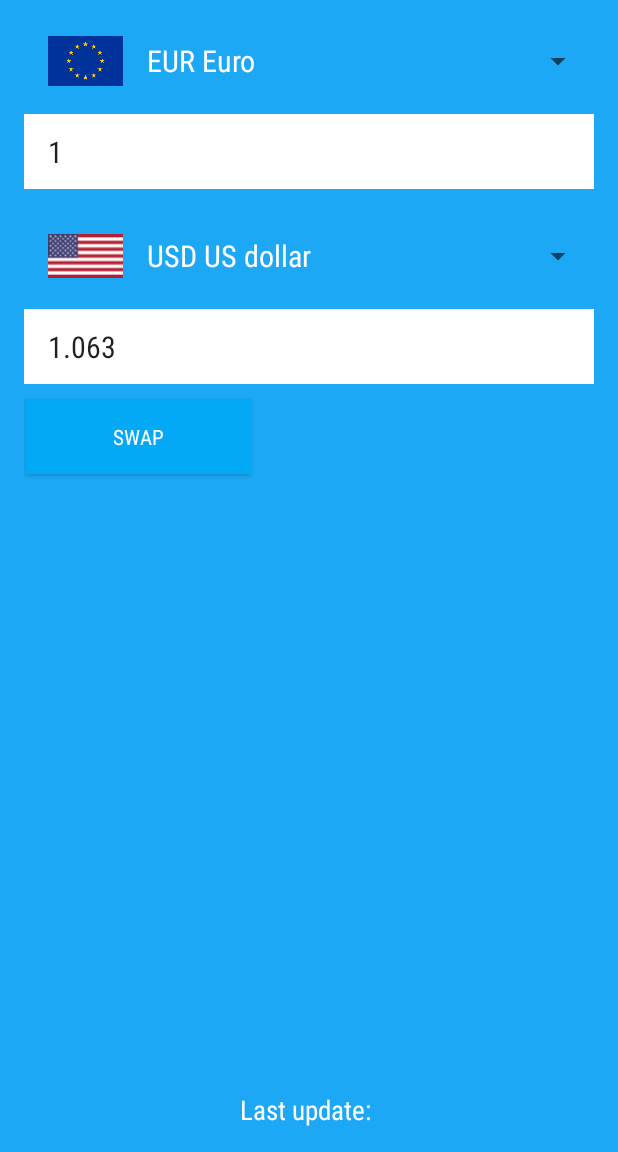
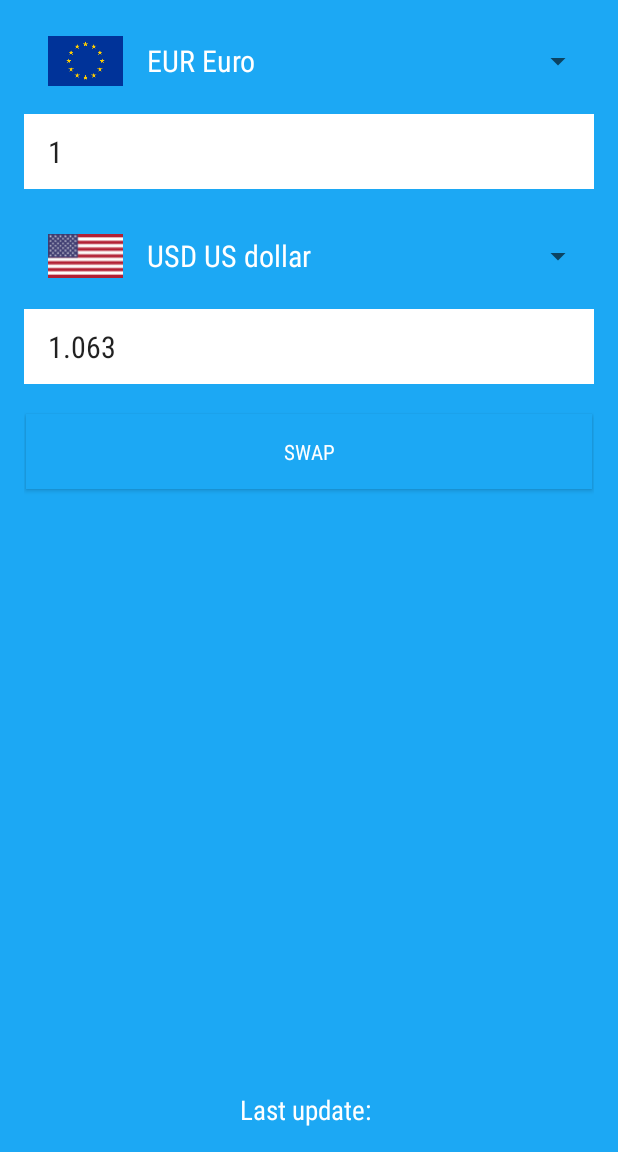
Before and after one commit to KaloyanBogoslovov/SimpleCurrencyConvertor, an Android app: the screen it shows after launch (MainActivity), on a phone screen of 412 x 824 dp, the part 84-1236 px from its top. Run offline under Robolectric (Android 15) with nearby library versions, the phone set to English and light mode, and no system bars.

Commit message:
minor updates

```diff
--- a/app/src/main/java/com/bogoslovov/kaloyan/simplecurrencyconvertor/Calculations.java
+++ b/app/src/main/java/com/bogoslovov/kaloyan/simplecurrencyconvertor/Calculations.java
@@ -9,8 +9,6 @@ import java.math.BigDecimal;
 import java.math.RoundingMode;
 
 public class Calculations {
-    public static String bottomSpinner="";
-    public static String topSpinner="";
     Activity activity;
     public Calculations(Activity activity){
         this.activity = activity;
--- /dev/null
+++ b/app/src/main/java/com/bogoslovov/kaloyan/simplecurrencyconvertor/Constants.java
@@ -0,0 +1,23 @@
+package com.bogoslovov.kaloyan.simplecurrencyconvertor;
+
+/**
+ * Created by Kaloyan on 17.1.2017 г..
+ */
+
+public class Constants {
+    public final String [] currencies={"EUR Euro", "USD US dollar", "JPY Japanese yen", "BGN Bulgarian lev", "CZK Czech koruna",
+            "DKK Danish krone", "GBP Pound sterling", "HUF Hungarian forint", "PLN Polish zloty", "RON Romanian leu",
+            "SEK Swedish krona", "CHF Swiss franc", "NOK Norwegian krone", "HRK Croatian kuna", "RUB Russian rouble",
+            "TRY Turkish lira", "AUD Australian dollar", "BRL Brazilian real", "CAD Canadian dollar", "CNY Chinese yuan",
+            "HKD Hong Kong dollar", "IDR Indonesian rupiah", "ILS Israeli shekel", "INR Indian rupee", "KRW South Korean won",
+            "MXN Mexican peso", "MYR Malaysian ringgit","NZD New Zealand dollar", "PHP Philippine peso",
+            "SGD Singapore dollar", "THB Thai baht", "ZAR South African rand"};
+    public final Integer [] images = {R.drawable.eur,R.drawable.usa,R.drawable.jpy,R.drawable.bgn,R.drawable.czk,
+            R.drawable.dkk,R.drawable.gbp,R.drawable.huf,R.drawable.pln,R.drawable.ron,
+            R.drawable.sek,R.drawable.chf,R.drawable.nok,R.drawable.hrk,R.drawable.rub,
+            R.drawable.tryy,R.drawable.aud,R.drawable.brl,R.drawable.cad,R.drawable.cny,
+            R.drawable.hkd,R.drawable.idr,R.drawable.ils,R.drawable.inr,R.drawable.krw,
+            R.drawable.mxn,R.drawable.myr,R.drawable.nzd,R.drawable.php,
+            R.drawable.sgd,R.drawable.thb,R.drawable.zar};
+
+}
--- a/app/src/main/java/com/bogoslovov/kaloyan/simplecurrencyconvertor/MainActivity.java
+++ b/app/src/main/java/com/bogoslovov/kaloyan/simplecurrencyconvertor/MainActivity.java
@@ -21,12 +21,14 @@ import android.widget.TextView;
 
 import com.bogoslovov.kaloyan.simplecurrencyconvertor.data.ECBData;
 
-import static com.bogoslovov.kaloyan.simplecurrencyconvertor.Calculations.bottomSpinner;
-import static com.bogoslovov.kaloyan.simplecurrencyconvertor.Calculations.topSpinner;
 import static com.bogoslovov.kaloyan.simplecurrencyconvertor.data.ECBData.sharedPreferences;
 
 public class MainActivity extends AppCompatActivity {
 
+    public static String bottomSpinnerValue ="";
+    public static String topSpinnerValue ="";
+    private static final String TOP_SPINNER = "top";
+    private static final String BOTTOM_SPINNER="bottom";
     Calculations calculations = new Calculations(this);
     @Override
     protected void onCreate(Bundle savedInstanceState) {
@@ -135,7 +137,7 @@ public class MainActivity extends AppCompatActivity {
             public void afterTextChanged(Editable editable) {
                 if (editTextTop.isFocused()) {
                     if (!editTextTop.getText().toString().equals("")) {
-                        calculations.calculate("top",topSpinner,bottomSpinner);
+                        calculations.calculate(TOP_SPINNER, topSpinnerValue, bottomSpinnerValue);
                     }
                     System.out.println("bottom listener activated");
                 }
@@ -151,7 +153,7 @@ public class MainActivity extends AppCompatActivity {
             public void afterTextChanged(Editable editable) {
                 if (editTextBottom.isFocused()) {
                     if (!editTextBottom.getText().toString().equals("")) {
-                        calculations.calculate("bottom",topSpinner,bottomSpinner);
+                        calculations.calculate(BOTTOM_SPINNER, topSpinnerValue, bottomSpinnerValue);
                     }
                     System.out.println("bottom listener activated");
                 }
@@ -167,26 +169,11 @@ public class MainActivity extends AppCompatActivity {
         }else{
             initLastUpdateTextField();
         }
-
     }
 
     private void initSpinners(){
-        String [] currencies={"EUR Euro", "USD US dollar", "JPY Japanese yen", "BGN Bulgarian lev", "CZK Czech koruna",
-                "DKK Danish krone", "GBP Pound sterling", "HUF Hungarian forint", "PLN Polish zloty", "RON Romanian leu",
-                "SEK Swedish krona", "CHF Swiss franc", "NOK Norwegian krone", "HRK Croatian kuna", "RUB Russian rouble",
-                "TRY Turkish lira", "AUD Australian dollar", "BRL Brazilian real", "CAD Canadian dollar", "CNY Chinese yuan",
-                "HKD Hong Kong dollar", "IDR Indonesian rupiah", "ILS Israeli shekel", "INR Indian rupee", "KRW South Korean won",
-                "MXN Mexican peso", "MYR Malaysian ringgit","NZD New Zealand dollar", "PHP Philippine peso",
-                "SGD Singapore dollar", "THB Thai baht", "ZAR South African rand"};
-        Integer [] images = {R.drawable.eur,R.drawable.usa,R.drawable.jpy,R.drawable.bgn,R.drawable.czk,
-                R.drawable.dkk,R.drawable.gbp,R.drawable.huf,R.drawable.pln,R.drawable.ron,
-                R.drawable.sek,R.drawable.chf,R.drawable.nok,R.drawable.hrk,R.drawable.rub,
-                R.drawable.tryy,R.drawable.aud,R.drawable.brl,R.drawable.cad,R.drawable.cny,
-                R.drawable.hkd,R.drawable.idr,R.drawable.ils,R.drawable.inr,R.drawable.krw,
-                R.drawable.mxn,R.drawable.myr,R.drawable.nzd,R.drawable.php,
-                R.drawable.sgd,R.drawable.thb,R.drawable.zar};
-
-        final SpinnerAdapter spinnerAdapter = new SpinnerAdapter(this, R.layout.spinner_row,currencies,images);
+        Constants constants = new Constants();
+        final SpinnerAdapter spinnerAdapter = new SpinnerAdapter(this, R.layout.spinner_row,constants.currencies,constants.images);
         Spinner spinnerBottom = (Spinner) findViewById(R.id.spinner_bottom);
         Spinner spinnerTop = (Spinner) findViewById(R.id.spinner_top);
         spinnerTop.setAdapter(spinnerAdapter);
@@ -194,15 +181,15 @@ public class MainActivity extends AppCompatActivity {
         spinnerBottom.setSelection(1);
         spinnerTop.setOnItemSelectedListener(new AdapterView.OnItemSelectedListener(){
             public void onItemSelected(AdapterView<?> adapterView, View view, int position, long l) {
-                topSpinner = spinnerAdapter.getItem(position);
-                calculations.calculate("top",topSpinner,bottomSpinner);
+                topSpinnerValue = spinnerAdapter.getItem(position);
+                calculations.calculate(TOP_SPINNER, topSpinnerValue, bottomSpinnerValue);
             }
             public void onNothingSelected(AdapterView<?> adapterView) {}
         });
         spinnerBottom.setOnItemSelectedListener(new AdapterView.OnItemSelectedListener(){
             public void onItemSelected(AdapterView<?> adapterView, View view, int position, long l) {
-                bottomSpinner = spinnerAdapter.getItem(position);
-                calculations.calculate("top",topSpinner,bottomSpinner);
+                bottomSpinnerValue = spinnerAdapter.getItem(position);
+                calculations.calculate(TOP_SPINNER, topSpinnerValue, bottomSpinnerValue);
             }
             public void onNothingSelected(AdapterView<?> adapterView) {}
         });
--- a/app/src/main/java/com/bogoslovov/kaloyan/simplecurrencyconvertor/data/ECBData.java
+++ b/app/src/main/java/com/bogoslovov/kaloyan/simplecurrencyconvertor/data/ECBData.java
@@ -6,6 +6,7 @@ import android.os.AsyncTask;
 import android.widget.TextView;
 
 import com.bogoslovov.kaloyan.simplecurrencyconvertor.Calculations;
+import com.bogoslovov.kaloyan.simplecurrencyconvertor.MainActivity;
 import com.bogoslovov.kaloyan.simplecurrencyconvertor.R;
 
 import java.io.BufferedReader;
@@ -13,9 +14,6 @@ import java.io.IOException;
 import java.io.InputStreamReader;
 import java.net.URL;
 import java.net.URLConnection;
-
-import static com.bogoslovov.kaloyan.simplecurrencyconvertor.Calculations.bottomSpinner;
-import static com.bogoslovov.kaloyan.simplecurrencyconvertor.Calculations.topSpinner;
 
 /**
  * Created by Kaloyan on 15.11.2016 г..
@@ -39,19 +37,15 @@ public class ECBData extends AsyncTask<Object, Object, String> {
 
     protected void onPostExecute(String date) {
         calculations = new Calculations(activity);
-        calculations.calculate("top",topSpinner,bottomSpinner);
+        calculations.calculate("top", MainActivity.topSpinnerValue,MainActivity.bottomSpinnerValue);
         TextView lastUpdate = (TextView) activity.findViewById(R.id.last_update_text_view);
         lastUpdate.setText("Last update: "+ date);
     }
 
     public void getData() {
-        String url = makeURL();
+        String url ="http://www.ecb.europa.eu/stats/eurofxref/eurofxref-daily.xml";
         URLConnection connection =setConnectionWithECB(url);
         getInformationFromECB(connection);
-    }
-
-    private String makeURL() {
-        return "http://www.ecb.europa.eu/stats/eurofxref/eurofxref-daily.xml";
     }
 
     private URLConnection setConnectionWithECB(String url) {
--- a/app/src/main/res/layout/activity_about.xml
+++ b/app/src/main/res/layout/activity_about.xml
@@ -4,14 +4,14 @@
     android:layout_width="match_parent"
     android:layout_height="match_parent"
     android:id="@+id/activity_about"
-    android:background="#03a9f4"
+    android:background="@color/background"
     android:padding="10dp"
 
     >
 
 
     <TextView
-        android:text="  The exchange rates are updated every time the application is started."
+        android:text="@string/update_information"
         android:fontFamily="sans-serif-condensed"
         android:textColor="#FFFFFF"
         android:textSize="18sp"
@@ -19,7 +19,7 @@
         android:layout_height="wrap_content"
         android:id="@+id/textView" />
     <TextView
-        android:text="  The app stores the newest data locally, so it can be used without internet connection."
+        android:text="@string/data_storage_information"
         android:fontFamily="sans-serif-condensed"
         android:textColor="#FFFFFF"
         android:textSize="18sp"
@@ -27,7 +27,7 @@
         android:layout_height="wrap_content"
         android:id="@+id/textView2" />
     <TextView
-        android:text="  The application uses data from the European central bank website."
+        android:text="@string/data_source_information"
         android:fontFamily="sans-serif-condensed"
         android:textColor="#FFFFFF"
         android:textSize="18sp"
--- a/app/src/main/res/layout/activity_main.xml
+++ b/app/src/main/res/layout/activity_main.xml
@@ -6,15 +6,14 @@
     android:id="@+id/activity_main"
     android:layout_width="match_parent"
     android:layout_height="match_parent"
-    android:background="#1ca8f4"
+    android:background="@color/background"
     android:orientation="vertical">
     <LinearLayout
         android:orientation="vertical"
         android:layout_width="match_parent"
         android:layout_height="wrap_content"
         android:padding="16dp"
-
-        android:textColor="#FFFFFF">
+        android:textColor="@android:color/white">
 
         <Spinner android:id = "@+id/spinner_top"
             android:layout_width="match_parent"
@@ -23,6 +22,7 @@
 
         <EditText
             android:id="@+id/edit_text_top"
+            android:labelFor="@+id/edit_text_top"
             android:inputType="numberDecimal"
             android:layout_width="match_parent"
             android:layout_height="50dp"
@@ -31,7 +31,7 @@
             android:ems="8"
             android:fontFamily="sans-serif-condensed"
             android:layout_marginBottom="20dp"
-            android:background="#FFFFFF"/>
+            android:background="@android:color/white"/>
 
         <Spinner android:id = "@+id/spinner_bottom"
             android:layout_width="match_parent"
@@ -40,6 +40,7 @@
 
         <EditText
             android:id="@+id/edit_text_bottom"
+            android:labelFor="@+id/edit_text_bottom"
             android:inputType="numberDecimal"
             android:layout_width="match_parent"
             android:layout_height="50dp"
@@ -47,19 +48,20 @@
             android:ems="8"
             android:paddingLeft="16dp"
             android:fontFamily="sans-serif-condensed"
-            android:layout_marginBottom="10dp"
-            android:background="#FFFFFF"/>
+            android:layout_marginBottom="20dp"
+            android:background="@android:color/white"/>
 
         <Button
             android:id = "@+id/swap_button"
-            android:background="#03a9f4"
-            android:layout_width="150dp"
+            android:background="@color/background"
+            android:layout_width="match_parent"
             android:fontFamily="sans-serif-condensed"
             android:layout_height="50dp"
             android:text="@string/button_name"
             android:layout_marginBottom="10dp"
             android:layout_marginLeft="1dp"
-            android:textColor="#FFFFFF"
+            android:layout_marginRight="1dp"
+            android:textColor="@android:color/white"
         />
 
     </LinearLayout>
@@ -74,7 +76,7 @@
         <TextView
             android:text="@string/default_update_value"
             android:fontFamily="sans-serif-condensed"
-            android:textColor="#FFFFFF"
+            android:textColor="@android:color/white"
             android:textSize="18sp"
             android:layout_width="wrap_content"
             android:layout_height="wrap_content"
--- a/app/src/main/res/layout/spinner_row.xml
+++ b/app/src/main/res/layout/spinner_row.xml
@@ -3,7 +3,7 @@
     android:orientation="horizontal"
     android:layout_width="match_parent"
     android:layout_height="40dp"
-    android:background="#1ca8f4"
+    android:background="@color/background"
     android:layout_marginBottom="8dp">
 
     <ImageView
--- a/app/src/main/res/values/colors.xml
+++ b/app/src/main/res/values/colors.xml
@@ -1,5 +1,6 @@
 <?xml version="1.0" encoding="utf-8"?>
 <resources>
     <color name="colorPrimary">#ff0288d1</color>
+    <color name="background">#1ca8f4</color>
 
 </resources>
--- a/app/src/main/res/values/strings.xml
+++ b/app/src/main/res/values/strings.xml
@@ -3,4 +3,7 @@
     <string name="action_about">About</string>
     <string name="button_name">Swap</string>
     <string name="default_update_value">Last update: 2016-11-18</string>
+    <string name="update_information">  The exchange rates are updated every time the application is started.</string>
+    <string name="data_storage_information">  The app stores the newest data locally, so it can be used without internet connection.</string>
+    <string name="data_source_information">  The application uses data from the European central bank website.</string>
 </resources>
```
